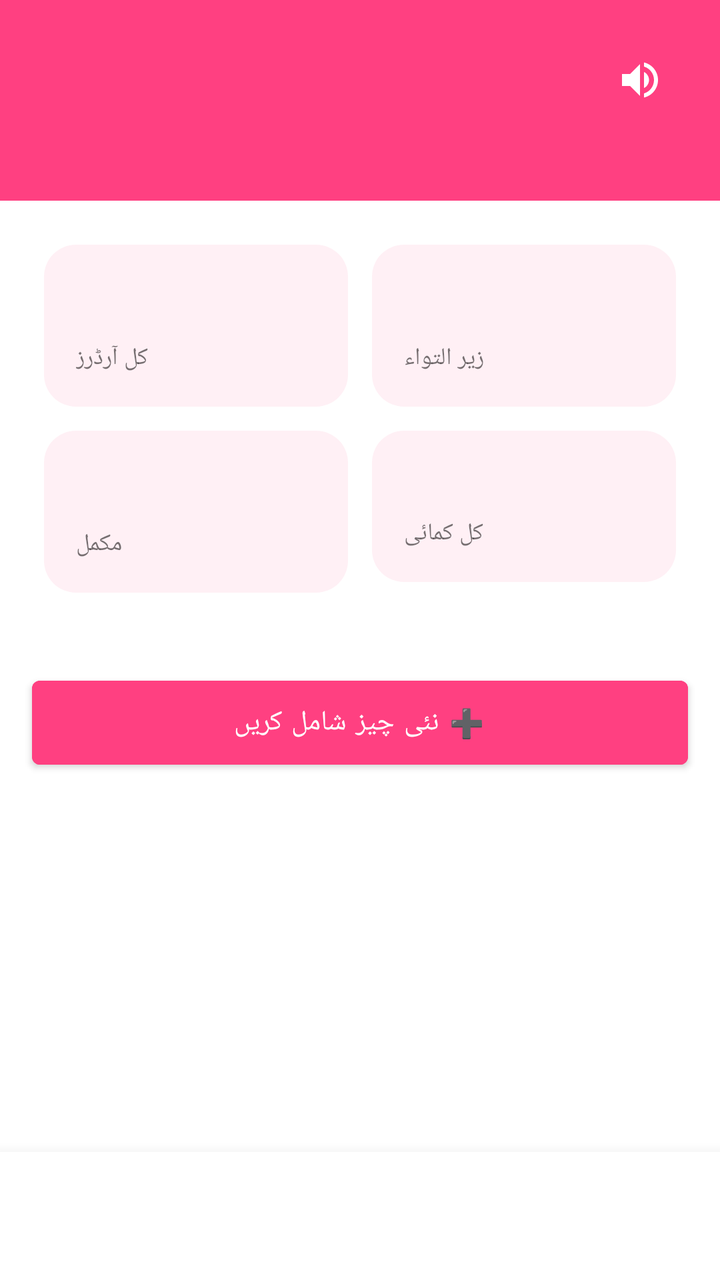
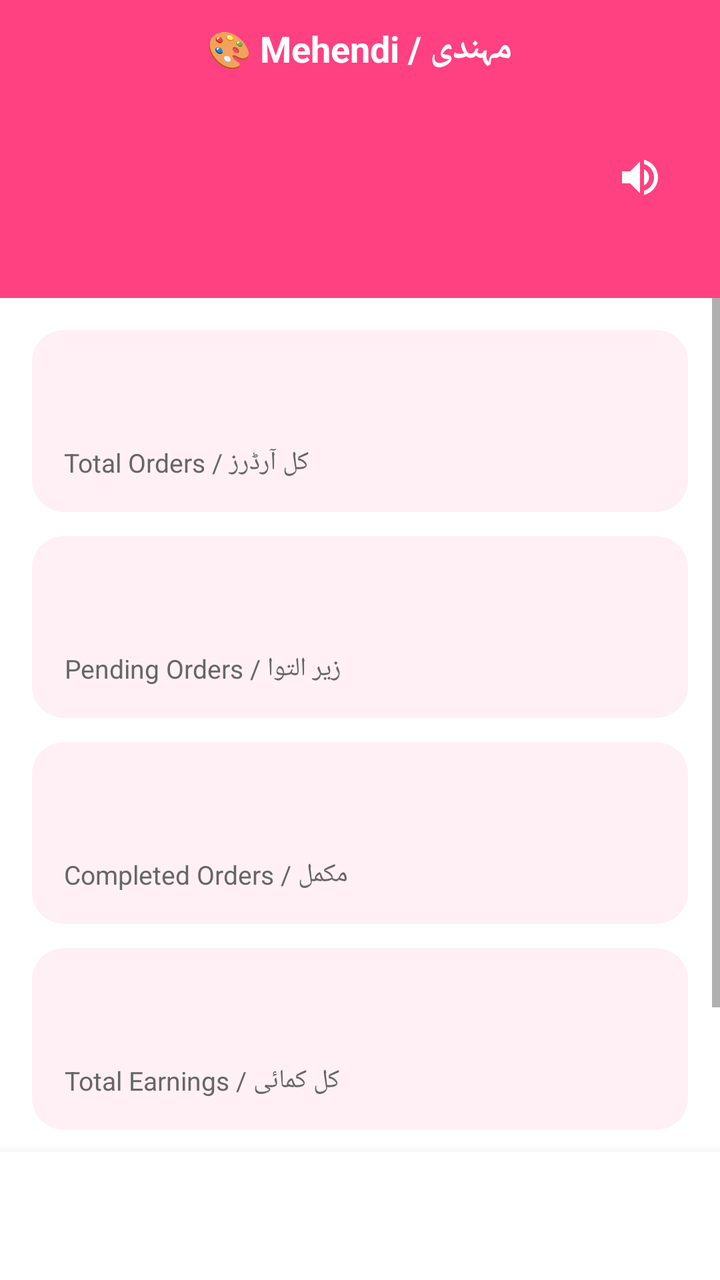

The first picture is an Android layout as it rendered before a commit; the second is the same layout after the commit. The layout source and the unified diff follow.
<!-- AndroidManifest.xml: application theme Theme.SheEmpower -->
<!-- res/layout/activity_seller_dashboard.xml -->
<?xml version="1.0" encoding="utf-8"?>
<LinearLayout xmlns:android="http://schemas.android.com/apk/res/android"
    android:layout_width="match_parent" android:layout_height="match_parent"
    android:background="#FFFFFF" android:orientation="vertical">

    <LinearLayout
        android:layout_width="match_parent" android:layout_height="0dp" android:layout_weight="1"
        android:orientation="vertical">

        <LinearLayout
            android:layout_width="match_parent" android:layout_height="wrap_content"
            android:background="#FF4081" android:padding="20dp" android:orientation="vertical">
            <RelativeLayout
                android:layout_width="match_parent"
                android:layout_height="wrap_content">
                <TextView android:id="@+id/tvWelcome"
                    android:layout_width="wrap_content" android:layout_height="wrap_content"
                    android:textColor="#FFFFFF" android:textSize="18sp" android:textStyle="bold" />
                <ImageButton
                    android:id="@+id/btnSpeaker"
                    android:layout_width="40dp"
                    android:layout_height="40dp"
                    android:layout_alignParentEnd="true"
                    android:layout_centerVertical="true"
                    android:background="?attr/selectableItemBackgroundBorderless"
                    android:src="@drawable/ic_speaker"
                    android:contentDescription="Speaker" />
            </RelativeLayout>
            <TextView android:id="@+id/tvStatus"
                android:layout_width="wrap_content" android:layout_height="wrap_content"
                android:textColor="#FFE0EC" android:textSize="12sp" android:layout_marginTop="4dp" />
        </LinearLayout>

        <GridLayout
            android:layout_width="match_parent" android:layout_height="wrap_content"
            android:columnCount="2" android:padding="16dp">

            <LinearLayout android:layout_width="0dp" android:layout_height="wrap_content" android:layout_columnWeight="1"
                android:orientation="vertical" android:background="@drawable/bg_rounded_pink_light" android:padding="16dp" android:layout_margin="6dp">
                <TextView android:id="@+id/tvTotalOrders" android:layout_width="wrap_content" android:layout_height="wrap_content" android:textSize="24sp" android:textStyle="bold" android:textColor="#FF4081" />
                <TextView android:layout_width="wrap_content" android:layout_height="wrap_content" android:text="کل آرڈرز" android:textSize="12sp" />
            </LinearLayout>

            <LinearLayout android:layout_width="0dp" android:layout_height="wrap_content" android:layout_columnWeight="1"
                android:orientation="vertical" android:background="@drawable/bg_rounded_pink_light" android:padding="16dp" android:layout_margin="6dp">
                <TextView android:id="@+id/tvPendingOrders" android:layout_width="wrap_content" android:layout_height="wrap_content" android:textSize="24sp" android:textStyle="bold" android:textColor="#FFA000" />
                <TextView android:layout_width="wrap_content" android:layout_height="wrap_content" android:text="زیر التواء" android:textSize="12sp" />
            </LinearLayout>

            <LinearLayout android:layout_width="0dp" android:layout_height="wrap_content" android:layout_columnWeight="1"
                android:orientation="vertical" android:background="@drawable/bg_rounded_pink_light" android:padding="16dp" android:layout_margin="6dp">
                <TextView android:id="@+id/tvCompletedOrders" android:layout_width="wrap_content" android:layout_height="wrap_content" android:textSize="24sp" android:textStyle="bold" android:textColor="#4CAF50" />
                <TextView android:layout_width="wrap_content" android:layout_height="wrap_content" android:text="مکمل" android:textSize="12sp" />
            </LinearLayout>

            <LinearLayout android:layout_width="0dp" android:layout_height="wrap_content" android:layout_columnWeight="1"
                android:orientation="vertical" android:background="@drawable/bg_rounded_pink_light" android:padding="16dp" android:layout_margin="6dp">
                <TextView android:id="@+id/tvEarnings" android:layout_width="wrap_content" android:layout_height="wrap_content" android:textSize="20sp" android:textStyle="bold" android:textColor="#8B2942" />
                <TextView android:layout_width="wrap_content" android:layout_height="wrap_content" android:text="کل کمائی" android:textSize="12sp" />
            </LinearLayout>
        </GridLayout>

        <Button android:id="@+id/btnAddProduct"
            android:layout_width="match_parent" android:layout_height="54dp"
            android:text="➕ نئی چیز شامل کریں" android:backgroundTint="#FF4081" android:textColor="#FFFFFF"
            android:layout_margin="16dp" />

    </LinearLayout>

    <include layout="@layout/bottom_nav_bar" android:id="@+id/bottomNav" />
</LinearLayout>
<!-- res/layout/bottom_nav_bar.xml (included above) -->
<?xml version="1.0" encoding="utf-8"?>
<LinearLayout xmlns:android="http://schemas.android.com/apk/res/android"
    android:layout_width="match_parent" android:layout_height="64dp"
    android:orientation="horizontal" android:background="#FFFFFF" android:elevation="12dp">

    <LinearLayout android:id="@+id/navItem1" android:layout_width="0dp" android:layout_height="match_parent"
        android:layout_weight="1" android:orientation="vertical" android:gravity="center" android:clickable="true" android:focusable="true">
        <TextView android:id="@+id/navIcon1" android:layout_width="wrap_content" android:layout_height="wrap_content" android:textSize="20sp" />
        <TextView android:id="@+id/navLabel1" android:layout_width="wrap_content" android:layout_height="wrap_content" android:textSize="10sp" />
    </LinearLayout>

    <LinearLayout android:id="@+id/navItem2" android:layout_width="0dp" android:layout_height="match_parent"
        android:layout_weight="1" android:orientation="vertical" android:gravity="center" android:clickable="true" android:focusable="true">
        <TextView android:id="@+id/navIcon2" android:layout_width="wrap_content" android:layout_height="wrap_content" android:textSize="20sp" />
        <TextView android:id="@+id/navLabel2" android:layout_width="wrap_content" android:layout_height="wrap_content" android:textSize="10sp" />
    </LinearLayout>

    <LinearLayout android:id="@+id/navItem3" android:layout_width="0dp" android:layout_height="match_parent"
        android:layout_weight="1" android:orientation="vertical" android:gravity="center" android:clickable="true" android:focusable="true">
        <TextView android:id="@+id/navIcon3" android:layout_width="wrap_content" android:layout_height="wrap_content" android:textSize="20sp" />
        <TextView android:id="@+id/navLabel3" android:layout_width="wrap_content" android:layout_height="wrap_content" android:textSize="10sp" />
    </LinearLayout>

</LinearLayout>
<!-- resources referenced by this layout -->
<resources>
  <!-- drawable bg_rounded_pink_light (drawable) -->
  <?xml version="1.0" encoding="utf-8"?>
  <shape xmlns:android="http://schemas.android.com/apk/res/android">
      <solid android:color="#FFF0F5" />
      <corners android:radius="16dp" />
  </shape>
  <!-- drawable ic_speaker (drawable) -->
  <?xml version="1.0" encoding="utf-8"?>
  <vector xmlns:android="http://schemas.android.com/apk/res/android"
      android:width="24dp"
      android:height="24dp"
      android:viewportWidth="24"
      android:viewportHeight="24">
      <path
          android:fillColor="#FFFFFF"
          android:pathData="M3,9v6h4l5,5V4L7,9H3zm13.5,3c0-1.77-1.02-3.29-2.5-4.03v8.05c1.48-0.73,2.5-2.25,2.5-4.02zM14,3.23v2.06c2.89,0.86,5,3.54,5,6.71s-2.11,5.85-5,6.71v2.06c4.01-0.91,7-4.49,7-8.77s-2.99-7.86-7-8.77z"/>
  </vector>
  <style name="Theme.SheEmpower" parent="Theme.MaterialComponents.DayNight.NoActionBar">
          <item name="colorPrimary">@color/primary_pink</item>
          <item name="colorPrimaryVariant">@color/primary_pink</item>
          <item name="colorOnPrimary">@android:color/white</item>
          <item name="android:statusBarColor">@color/primary_pink</item>
          <item name="android:windowBackground">@android:color/white</item>
      </style>
  <color name="primary_pink">#FF4081</color>
</resources>

<!-- the commit's change to res/layout/activity_seller_dashboard.xml (unified diff, before → after) -->
@@ -7,6 +7,22 @@
         android:layout_width="match_parent" android:layout_height="0dp" android:layout_weight="1"
         android:orientation="vertical">
 
+        
+        
+        
+        <LinearLayout
+            android:layout_width="match_parent" android:layout_height="wrap_content"
+            android:background="#FF4081" android:padding="12dp" android:orientation="vertical"
+            android:gravity="center">
+            <TextView android:id="@+id/tvCategory"
+                android:layout_width="wrap_content" android:layout_height="wrap_content"
+                android:textColor="#FFFFFF" android:textSize="18sp" android:textStyle="bold"
+                android:text="🎨 Mehendi / مہندی" />
+        </LinearLayout>
+
+        
+        
+        
         <LinearLayout
             android:layout_width="match_parent" android:layout_height="wrap_content"
             android:background="#FF4081" android:padding="20dp" android:orientation="vertical">
@@ -31,43 +47,152 @@
                 android:textColor="#FFE0EC" android:textSize="12sp" android:layout_marginTop="4dp" />
         </LinearLayout>
 
-        <GridLayout
-            android:layout_width="match_parent" android:layout_height="wrap_content"
-            android:columnCount="2" android:padding="16dp">
-
-            <LinearLayout android:layout_width="0dp" android:layout_height="wrap_content" android:layout_columnWeight="1"
-                android:orientation="vertical" android:background="@drawable/bg_rounded_pink_light" android:padding="16dp" android:layout_margin="6dp">
-                <TextView android:id="@+id/tvTotalOrders" android:layout_width="wrap_content" android:layout_height="wrap_content" android:textSize="24sp" android:textStyle="bold" android:textColor="#FF4081" />
-                <TextView android:layout_width="wrap_content" android:layout_height="wrap_content" android:text="کل آرڈرز" android:textSize="12sp" />
+        
+        
+        
+        <ScrollView
+            android:layout_width="match_parent"
+            android:layout_height="0dp"
+            android:layout_weight="1">
+
+            <LinearLayout
+                android:layout_width="match_parent"
+                android:layout_height="wrap_content"
+                android:orientation="vertical"
+                android:padding="16dp">
+
+                
+                
+                
+
+                
+                <LinearLayout
+                    android:layout_width="match_parent"
+                    android:layout_height="wrap_content"
+                    android:orientation="vertical"
+                    android:background="@drawable/bg_rounded_pink_light"
+                    android:padding="16dp"
+                    android:layout_marginBottom="12dp">
+                    <TextView
+                        android:id="@+id/tvTotalOrders"
+                        android:layout_width="wrap_content"
+                        android:layout_height="wrap_content"
+                        android:textSize="28sp"
+                        android:textStyle="bold"
+                        android:textColor="#FF4081" />
+                    <TextView
+                        android:layout_width="wrap_content"
+                        android:layout_height="wrap_content"
+                        android:text="کل آرڈرز / Total Orders"
+                        android:textSize="13sp"
+                        android:textColor="#666666"
+                        android:layout_marginTop="4dp" />
+                </LinearLayout>
+
+                
+                <LinearLayout
+                    android:layout_width="match_parent"
+                    android:layout_height="wrap_content"
+                    android:orientation="vertical"
+                    android:background="@drawable/bg_rounded_pink_light"
+                    android:padding="16dp"
+                    android:layout_marginBottom="12dp">
+                    <TextView
+                        android:id="@+id/tvPendingOrders"
+                        android:layout_width="wrap_content"
+                        android:layout_height="wrap_content"
+                        android:textSize="28sp"
+                        android:textStyle="bold"
+                        android:textColor="#FFA000" />
+                    <TextView
+                        android:layout_width="wrap_content"
+                        android:layout_height="wrap_content"
+                        android:text="زیر التوا / Pending Orders"
+                        android:textSize="13sp"
+                        android:textColor="#666666"
+                        android:layout_marginTop="4dp" />
+                </LinearLayout>
+
+                
+                <LinearLayout
+                    android:layout_width="match_parent"
+                    android:layout_height="wrap_content"
+                    android:orientation="vertical"
+                    android:background="@drawable/bg_rounded_pink_light"
+                    android:padding="16dp"
+                    android:layout_marginBottom="12dp">
+                    <TextView
+                        android:id="@+id/tvCompletedOrders"
+                        android:layout_width="wrap_content"
+                        android:layout_height="wrap_content"
+                        android:textSize="28sp"
+                        android:textStyle="bold"
+                        android:textColor="#4CAF50" />
+                    <TextView
+                        android:layout_width="wrap_content"
+                        android:layout_height="wrap_content"
+                        android:text="مکمل / Completed Orders"
+                        android:textSize="13sp"
+                        android:textColor="#666666"
+                        android:layout_marginTop="4dp" />
+                </LinearLayout>
+
+                
+                <LinearLayout
+                    android:layout_width="match_parent"
+                    android:layout_height="wrap_content"
+                    android:orientation="vertical"
+                    android:background="@drawable/bg_rounded_pink_light"
+                    android:padding="16dp"
+                    android:layout_marginBottom="16dp">
+                    <TextView
+                        android:id="@+id/tvEarnings"
+                        android:layout_width="wrap_content"
+                        android:layout_height="wrap_content"
+                        android:textSize="28sp"
+                        android:textStyle="bold"
+                        android:textColor="#8B2942" />
+                    <TextView
+                        android:layout_width="wrap_content"
+                        android:layout_height="wrap_content"
+                        android:text="کل کمائی / Total Earnings"
+                        android:textSize="13sp"
+                        android:textColor="#666666"
+                        android:layout_marginTop="4dp" />
+                </LinearLayout>
+
+                
+                
+                
+                <Button
+                    android:id="@+id/btnAddProduct"
+                    android:layout_width="match_parent"
+                    android:layout_height="58dp"
+                    android:layout_marginBottom="8dp"
+                    android:backgroundTint="#FF4081"
+                    android:gravity="center"
+                    android:lines="2"
+                    android:singleLine="false"
+                    android:text="➕ نئی چیز شامل کریں\nADD PRODUCT"
+                    android:textColor="#FFFFFF"
+                    android:textSize="12sp"
+                    android:textStyle="bold" />
+
             </LinearLayout>
 
-            <LinearLayout android:layout_width="0dp" android:layout_height="wrap_content" android:layout_columnWeight="1"
-                android:orientation="vertical" android:background="@drawable/bg_rounded_pink_light" android:padding="16dp" android:layout_margin="6dp">
-                <TextView android:id="@+id/tvPendingOrders" android:layout_width="wrap_content" android:layout_height="wrap_content" android:textSize="24sp" android:textStyle="bold" android:textColor="#FFA000" />
-                <TextView android:layout_width="wrap_content" android:layout_height="wrap_content" android:text="زیر التواء" android:textSize="12sp" />
-            </LinearLayout>
-
-            <LinearLayout android:layout_width="0dp" android:layout_height="wrap_content" android:layout_columnWeight="1"
-                android:orientation="vertical" android:background="@drawable/bg_rounded_pink_light" android:padding="16dp" android:layout_margin="6dp">
-                <TextView android:id="@+id/tvCompletedOrders" android:layout_width="wrap_content" android:layout_height="wrap_content" android:textSize="24sp" android:textStyle="bold" android:textColor="#4CAF50" />
-                <TextView android:layout_width="wrap_content" android:layout_height="wrap_content" android:text="مکمل" android:textSize="12sp" />
-            </LinearLayout>
-
-            <LinearLayout android:layout_width="0dp" android:layout_height="wrap_content" android:layout_columnWeight="1"
-                android:orientation="vertical" android:background="@drawable/bg_rounded_pink_light" android:padding="16dp" android:layout_margin="6dp">
-                <TextView android:id="@+id/tvEarnings" android:layout_width="wrap_content" android:layout_height="wrap_content" android:textSize="20sp" android:textStyle="bold" android:textColor="#8B2942" />
-                <TextView android:layout_width="wrap_content" android:layout_height="wrap_content" android:text="کل کمائی" android:textSize="12sp" />
-            </LinearLayout>
-        </GridLayout>
-
-        <Button android:id="@+id/btnAddProduct"
-            android:layout_width="match_parent" android:layout_height="54dp"
-            android:text="➕ نئی چیز شامل کریں" android:backgroundTint="#FF4081" android:textColor="#FFFFFF"
-            android:layout_margin="16dp" />
-
-    </LinearLayout>
-
-    <include layout="@layout/bottom_nav_bar" android:id="@+id/bottomNav" />
+        </ScrollView>
+
+    </LinearLayout>
+
+    
+    
+    
+    <include
+        layout="@layout/bottom_nav_bar"
+        android:id="@+id/bottomNav"
+        android:layout_width="match_parent"
+        android:layout_height="64dp" />
+
 </LinearLayout>
 <!-- res/layout/bottom_nav_bar.xml (included above) -->
 <?xml version="1.0" encoding="utf-8"?>
